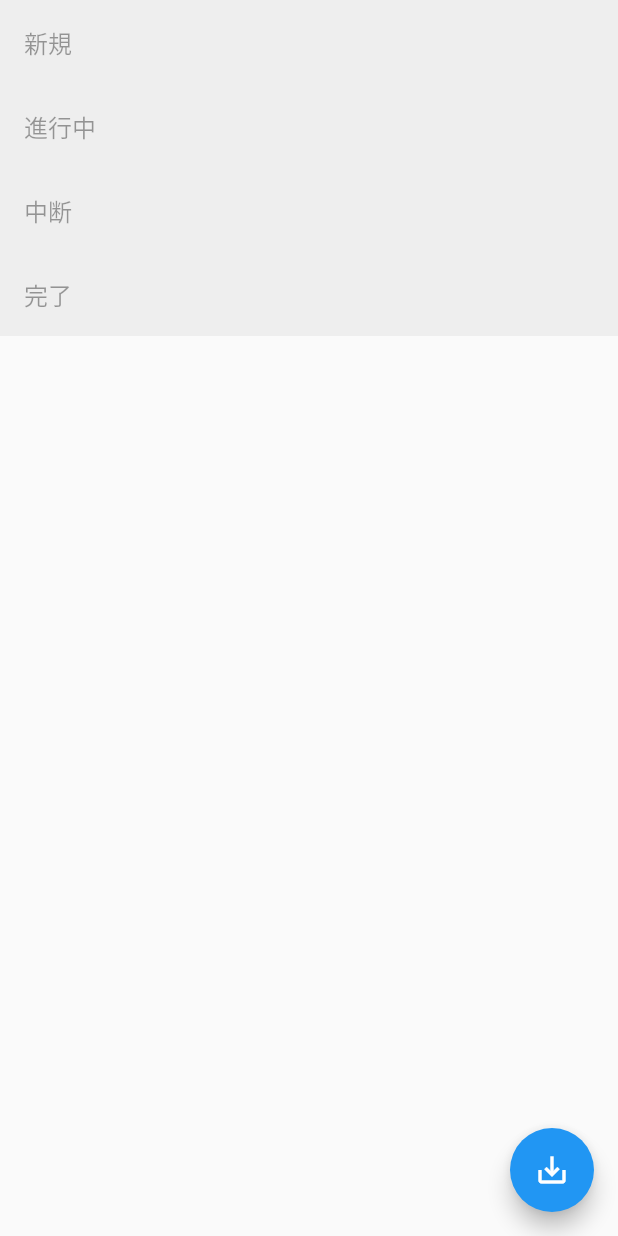
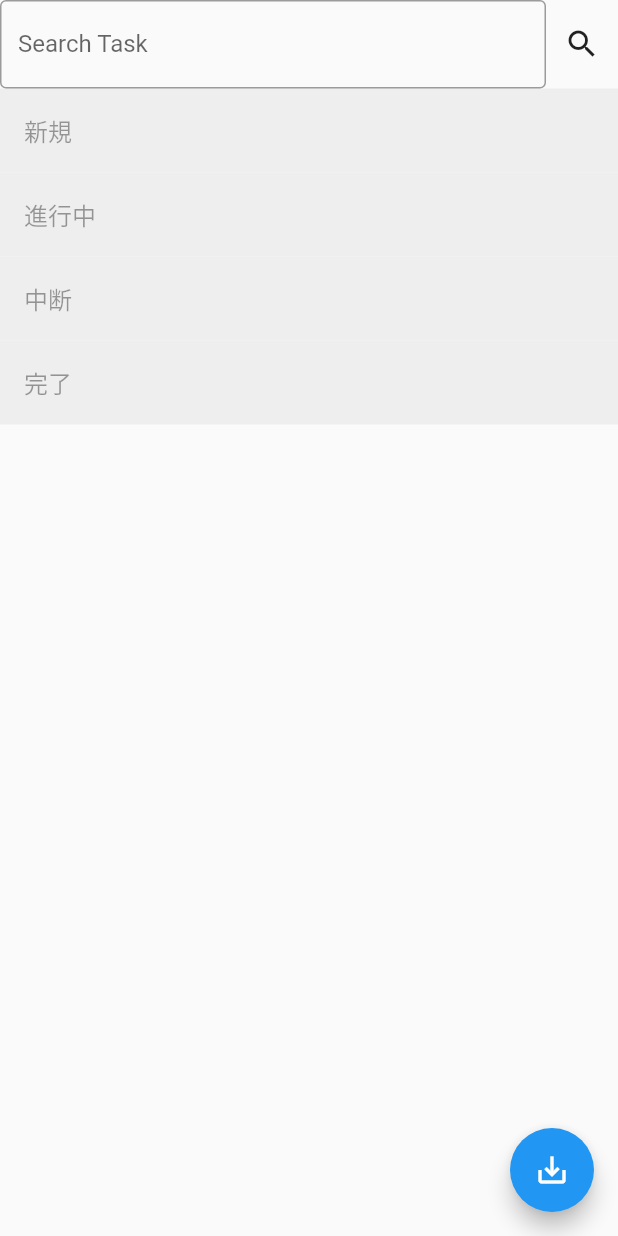
Before and after one commit to carl0967/TodoAndHistoryApp, a Flutter app: the AllTaskScreen screen opened directly, on a phone screen of 412 x 824 dp. Run offline on Flutter 3.47's test engine with Material 2 defaults, Android fonts, the phone set to English and light mode, and no system bars; our stand-ins replace file_picker, flutter_riverpod, hooks_riverpod, shared_preferences; accounts and stored records are empty.

Commit message:
検索機能を追加

```diff
--- a/lib/view/screen/all_task_screen.dart
+++ b/lib/view/screen/all_task_screen.dart
@@ -8,13 +8,59 @@ import 'package:src/view/screen/task_detail_screen.dart';
 
 import '../../provider/task_provider.dart';
 
-class AllTaskScreen extends ConsumerWidget {
+class AllTaskScreen extends ConsumerStatefulWidget {
   @override
-  Widget build(BuildContext context, WidgetRef ref) {
+  _AllTaskScreenState createState() => _AllTaskScreenState();
+}
+
+class _AllTaskScreenState extends ConsumerState<AllTaskScreen> {
+  String searchQuery = ''; // 検索クエリを保持する変数
+
+  void _filterTasks(String query) {
+    // 検索クエリを更新
+    setState(() {
+      searchQuery = query;
+    });
+    // ここでタスクリストをフィルタリングするロジックを実装します。
+    // 例えば、Providerを使用している場合は、Providerの状態を更新することができます。
+  }
+
+  @override
+  Widget build(BuildContext context) {
     var tasks = ref.watch(taskListProvider);
+    if (searchQuery.isNotEmpty) {
+      tasks = tasks
+          .where((x) => x.name.contains(searchQuery) || x.detail?.contains(searchQuery) == true)
+          .toList();
+    }
 
     return Scaffold(
-      body: ReorderableListView(
+      body: Column(
+        children: [
+          Row(
+            children: [
+              Expanded(
+                child: TextField(
+                  onChanged: (value) {
+                    searchQuery = value;
+                  },
+                  decoration: InputDecoration(
+                    labelText: 'Search Task',
+                    border: OutlineInputBorder(),
+                  ),
+                ),
+              ),
+              IconButton(
+                icon: Icon(Icons.search),
+                onPressed: () {
+                  // 検索ボタンが押されたときの処理
+                  _filterTasks(searchQuery);
+                },
+              ),
+            ],
+          ),
+          Expanded(
+            child: ReorderableListView(
               onReorder: (oldIndex, newIndex) {
                 ref.read(taskListProvider.notifier).reorder(oldIndex, newIndex);
               },
@@ -50,7 +96,9 @@ class AllTaskScreen extends ConsumerWidget {
                                                 .read(taskListProvider.notifier)
                                                 .changeVisible(task, false);
                                           } else {
-                                      ref.read(taskListProvider.notifier).changeVisible(task, true);
+                                            ref
+                                                .read(taskListProvider.notifier)
+                                                .changeVisible(task, true);
                                           }
                                         },
                                         icon: task.isVisible
@@ -59,7 +107,8 @@ class AllTaskScreen extends ConsumerWidget {
                                     IconButton(
                                       icon: const Icon(Icons.delete),
                                       onPressed: () async {
-                                  bool? shouldDelete = await _showDeleteConfirmationDialog(context);
+                                        bool? shouldDelete =
+                                            await _showDeleteConfirmationDialog(context);
                                         if (shouldDelete == true) {
                                           ref.read(taskListProvider.notifier).removeTask(task);
                                         }
@@ -71,6 +120,9 @@ class AllTaskScreen extends ConsumerWidget {
                             : null,
                       ))
                   .toList(),
+            ),
+          ),
+        ],
       ),
       floatingActionButton: FloatingActionButton(
         onPressed: () async {
```
Lines whose indentation alone changed are shown as unchanged.
